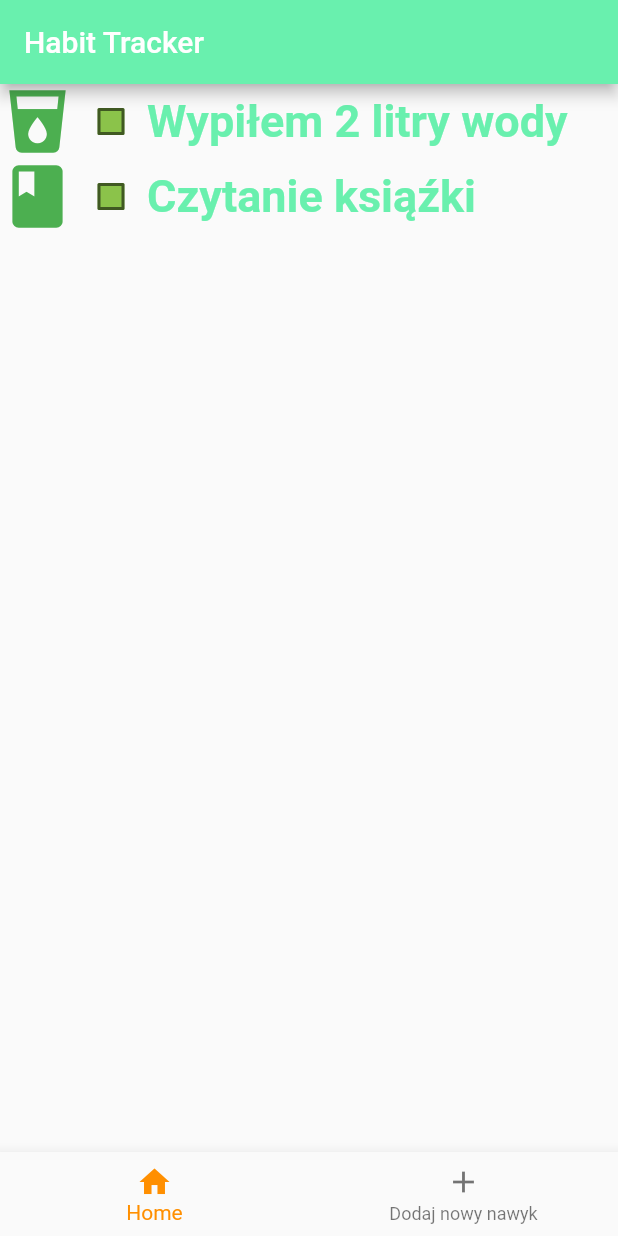
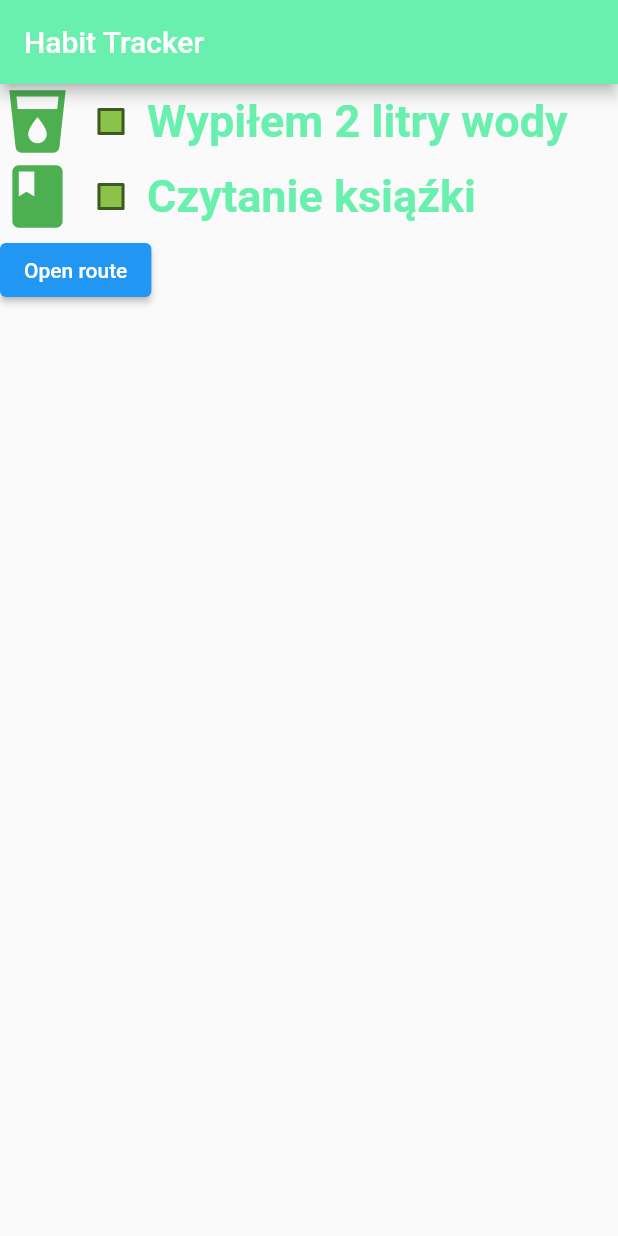
Before and after one commit to WojciechMankowski/trackingHhabits, a Flutter app: the screen it shows after launch, on a phone screen of 412 x 824 dp. Run offline on Flutter 3.47's test engine with Material 2 defaults, Android fonts, the phone set to English and light mode, and no system bars.

Commit message:
add correct in code

```diff
--- a/lib/main.dart
+++ b/lib/main.dart
@@ -19,7 +19,7 @@
     habits
         .addHabit(Habit("Wypiłem 2 litry wody", "zdrowie", "water", 0, false));
     habits.addHabit(Habit("Czytanie ksiąźki", "samorozwój", "book", 0, false));
-    int _selectedIndex = 0;
+
     return MaterialApp(
         debugShowCheckedModeBanner: false,
         home: Scaffold(
@@ -27,25 +27,35 @@
             title: const Text('Habit Tracker'),
             backgroundColor: Colors.greenAccent,
           ),
-        body: Column(
-          children: [
+          body: Column(children: [
             for (var i = 0; i < habits.getHabits().length; i++)
               HabitWidget(habit: habits.getHabits()[i]),
+            Row(
+              children: [
+                ElevatedButton(
+                  child: const Text('Open route'),
+                  onPressed: () {
+                    Navigator.push(
+                      context,
+                      MaterialPageRoute(
+                          builder: (context) => const SecondRoute()),
+                    );
+                  },
+                ),
               ],
             ),
-        bottomNavigationBar: BottomNavigationBar(
-          // ignore: prefer_const_literals_to_create_immutables
-          items: [
-            const BottomNavigationBarItem(
-                icon: Icon(Icons.home), label: "Home"),
-            const BottomNavigationBarItem(
-                icon: Icon(Icons.add), label: "Dodaj nowy nawyk"),
-          ],
-          currentIndex: _selectedIndex,
-          selectedItemColor: Colors.amber[800],
-          // onTap: ,
-        ),
-      ),
+          ]),
+        ));
+  }
+}
+
+class SecondRoute extends StatelessWidget {
+  const SecondRoute({super.key});
+
+  @override
+  Widget build(BuildContext context) {
+    return Container(
+      child: Text("SecondRoute"),
     );
   }
 }
```
Lines whose indentation alone changed are shown as unchanged.
